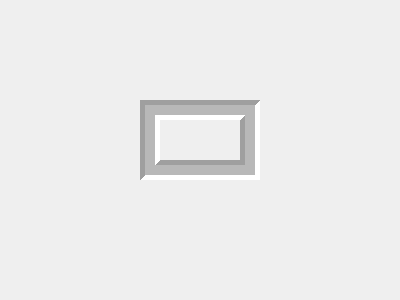
First picture: the form in 03/3-8/myFrame/mywitget.ui, repository tb131328/QT, before the edit.
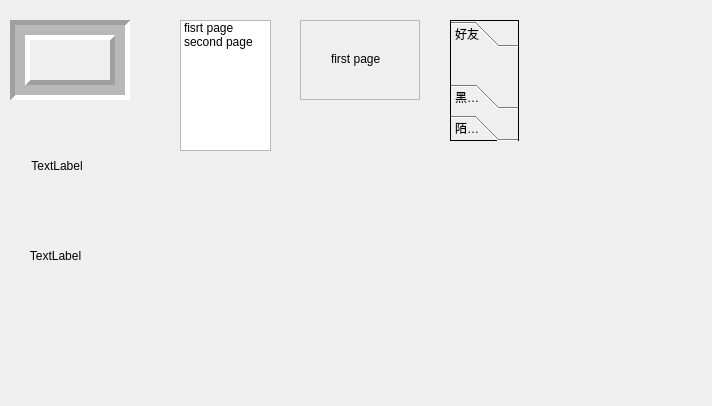
Second picture: the form after the edit. The open tabs and pages were chosen to show the change.

What changed in the file:
```diff
--- a/03/3-8/myFrame/mywitget.ui
+++ b/03/3-8/myFrame/mywitget.ui
@@ -2,22 +2,31 @@
 <ui version="4.0">
  <class>myWitget</class>
  <widget class="QWidget" name="myWitget">
+  <property name="enabled">
+   <bool>true</bool>
+  </property>
   <property name="geometry">
    <rect>
     <x>0</x>
     <y>0</y>
-    <width>400</width>
-    <height>300</height>
+    <width>712</width>
+    <height>406</height>
    </rect>
   </property>
+  <property name="sizePolicy">
+   <sizepolicy hsizetype="Preferred" vsizetype="Preferred">
+    <horstretch>0</horstretch>
+    <verstretch>0</verstretch>
+   </sizepolicy>
+  </property>
   <property name="windowTitle">
    <string>myWitget</string>
   </property>
   <widget class="QFrame" name="frame">
    <property name="geometry">
     <rect>
-     <x>140</x>
-     <y>100</y>
+     <x>10</x>
+     <y>20</y>
      <width>120</width>
      <height>80</height>
     </rect>
@@ -35,6 +44,176 @@
     <number>10</number>
    </property>
   </widget>
+  <widget class="QLabel" name="label">
+   <property name="enabled">
+    <bool>true</bool>
+   </property>
+   <property name="geometry">
+    <rect>
+     <x>20</x>
+     <y>240</y>
+     <width>71</width>
+     <height>31</height>
+    </rect>
+   </property>
+   <property name="sizePolicy">
+    <sizepolicy hsizetype="Expanding" vsizetype="Expanding">
+     <horstretch>0</horstretch>
+     <verstretch>0</verstretch>
+    </sizepolicy>
+   </property>
+   <property name="text">
+    <string>TextLabel</string>
+   </property>
+   <property name="alignment">
+    <set>Qt::AlignCenter</set>
+   </property>
+   <property name="wordWrap">
+    <bool>true</bool>
+   </property>
+  </widget>
+  <widget class="QLabel" name="label_2">
+   <property name="enabled">
+    <bool>true</bool>
+   </property>
+   <property name="geometry">
+    <rect>
+     <x>30</x>
+     <y>160</y>
+     <width>54</width>
+     <height>12</height>
+    </rect>
+   </property>
+   <property name="text">
+    <string>TextLabel</string>
+   </property>
+   <property name="alignment">
+    <set>Qt::AlignCenter</set>
+   </property>
+   <property name="wordWrap">
+    <bool>true</bool>
+   </property>
+  </widget>
+  <widget class="QListWidget" name="listWidget">
+   <property name="geometry">
+    <rect>
+     <x>180</x>
+     <y>20</y>
+     <width>91</width>
+     <height>131</height>
+    </rect>
+   </property>
+   <item>
+    <property name="text">
+     <string>fisrt page</string>
+    </property>
+   </item>
+   <item>
+    <property name="text">
+     <string>second page</string>
+    </property>
+   </item>
+  </widget>
+  <widget class="QStackedWidget" name="stackedWidget">
+   <property name="geometry">
+    <rect>
+     <x>300</x>
+     <y>20</y>
+     <width>120</width>
+     <height>80</height>
+    </rect>
+   </property>
+   <property name="frameShape">
+    <enum>QFrame::StyledPanel</enum>
+   </property>
+   <property name="currentIndex">
+    <number>0</number>
+   </property>
+   <widget class="QWidget" name="page">
+    <widget class="QLabel" name="label_3">
+     <property name="geometry">
+      <rect>
+       <x>30</x>
+       <y>30</y>
+       <width>71</width>
+       <height>16</height>
+      </rect>
+     </property>
+     <property name="text">
+      <string>first page</string>
+     </property>
+    </widget>
+   </widget>
+   <widget class="QWidget" name="page_2">
+    <widget class="QLabel" name="label_4">
+     <property name="geometry">
+      <rect>
+       <x>20</x>
+       <y>30</y>
+       <width>81</width>
+       <height>16</height>
+      </rect>
+     </property>
+     <property name="text">
+      <string>second page</string>
+     </property>
+    </widget>
+   </widget>
+  </widget>
+  <widget class="QToolBox" name="toolBox">
+   <property name="geometry">
+    <rect>
+     <x>450</x>
+     <y>20</y>
+     <width>69</width>
+     <height>121</height>
+    </rect>
+   </property>
+   <property name="frameShape">
+    <enum>QFrame::Box</enum>
+   </property>
+   <property name="currentIndex">
+    <number>2</number>
+   </property>
+   <widget class="QWidget" name="page_3">
+    <property name="geometry">
+     <rect>
+      <x>0</x>
+      <y>0</y>
+      <width>67</width>
+      <height>41</height>
+     </rect>
+    </property>
+    <attribute name="label">
+     <string>好友</string>
+    </attribute>
+   </widget>
+   <widget class="QWidget" name="page_4">
+    <property name="geometry">
+     <rect>
+      <x>0</x>
+      <y>0</y>
+      <width>67</width>
+      <height>41</height>
+     </rect>
+    </property>
+    <attribute name="label">
+     <string>黑名单</string>
+    </attribute>
+   </widget>
+   <widget class="QWidget" name="page_5">
+    <attribute name="label">
+     <string>陌生人</string>
+    </attribute>
+   </widget>
+  </widget>
+  <zorder>frame</zorder>
+  <zorder>label</zorder>
+  <zorder>label_2</zorder>
+  <zorder>listWidget</zorder>
+  <zorder>stackedWidget</zorder>
+  <zorder>label_3</zorder>
+  <zorder>toolBox</zorder>
  </widget>
  <layoutdefault spacing="6" margin="11"/>
  <resources/>
```
Left out of the diff: 19 changed lines with no effect on the pictures.
